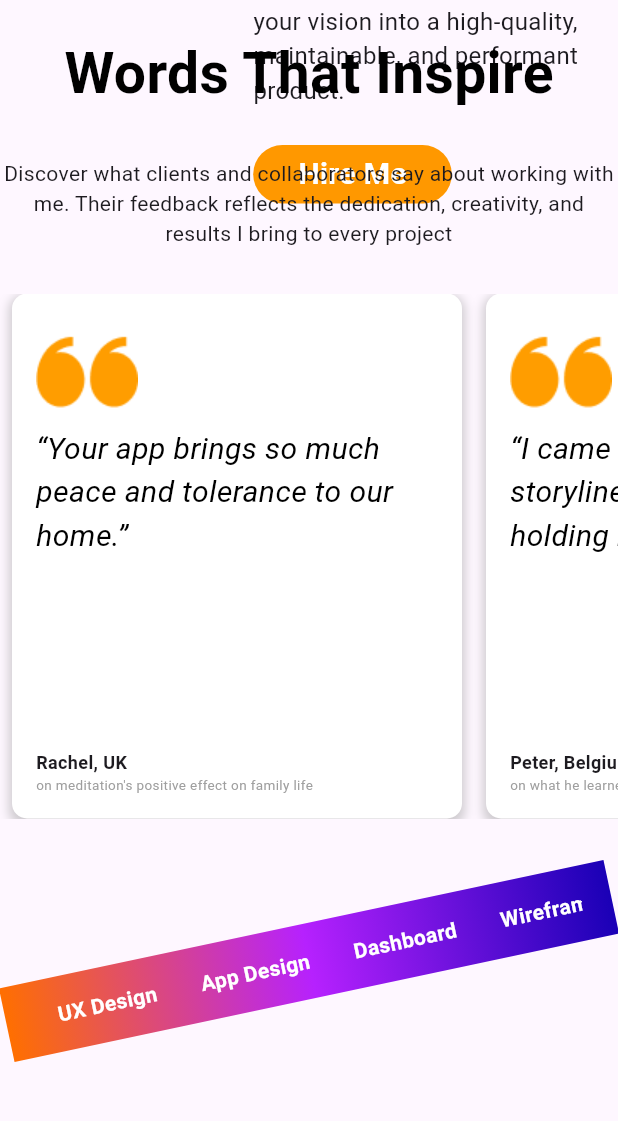
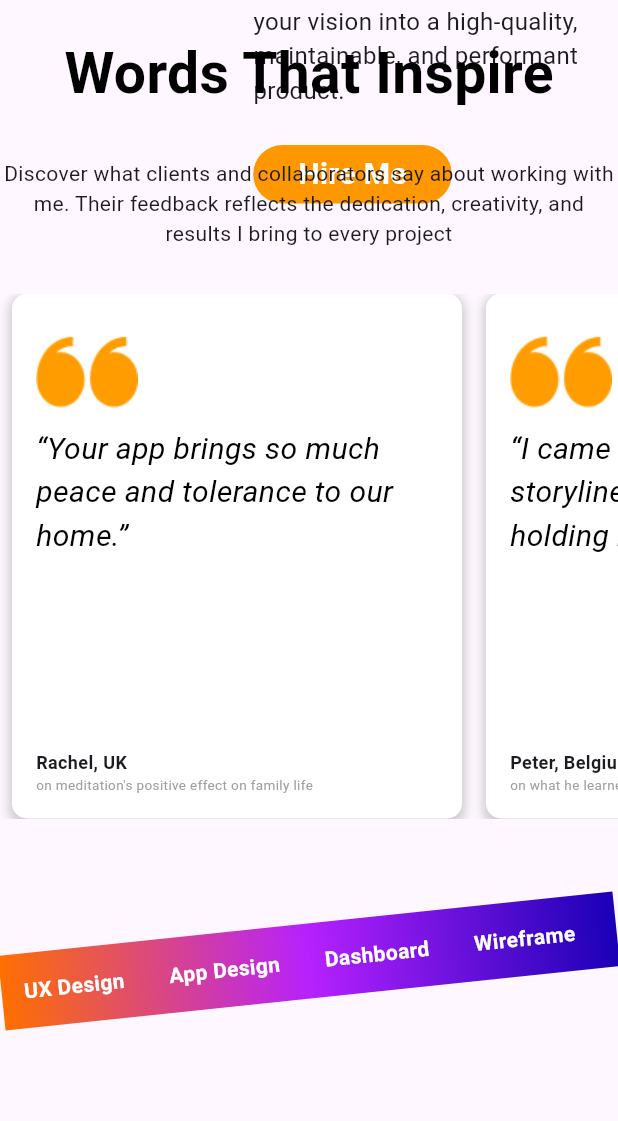
Before and after one commit to Sonykhan1121/THT-PortFolio, a Flutter app: the screen it shows after launch, scrolled down 2880 dp, on a phone screen of 412 x 824 dp, the part 95-1216 px from its top. Run offline on Flutter 3.47's test engine with Material 3 defaults, Android fonts, the phone set to English and light mode, and no system bars; our stand-ins replace dots_indicator, fluttertoast.

Commit message:
Version 1

```diff
--- a/lib/angle_text.dart
+++ b/lib/angle_text.dart
@@ -18,7 +18,7 @@ class AngleText extends StatelessWidget {
     return Container(
 
       height: 50,
-      padding: EdgeInsets.symmetric(horizontal: 20),
+
       decoration: BoxDecoration(
         gradient: LinearGradient(colors: [Color(0xFFFF6F00), Color(0xFFB621FE), Color(0xFF1A00B6)],
           begin: Alignment.centerLeft,
--- a/lib/homepage.dart
+++ b/lib/homepage.dart
@@ -4,6 +4,7 @@ import 'package:flutter/material.dart';
 import 'package:fluttertoast/fluttertoast.dart';
 import 'package:portfolio/angle_text.dart';
 import 'package:portfolio/dashboardGrid.dart';
+import 'package:portfolio/lets_talk.dart';
 import 'package:portfolio/portfolio_carousel.dart';
 import 'package:portfolio/testimonial.dart';
 import 'package:portfolio/testimonial_cards.dart';
@@ -11,10 +12,10 @@ import 'package:portfolio/who_am_i.dart';
 import 'package:portfolio/dashboarditem.dart';
 import 'package:portfolio/why_hire_me.dart';
 
+import 'footer.dart';
 
 class Homepage extends StatefulWidget {
-
-   Homepage({super.key});
+  Homepage({super.key});
 
   @override
   State<Homepage> createState() => _HomepageState();
@@ -22,33 +23,44 @@ class Homepage extends StatefulWidget {
 
 class _HomepageState extends State<Homepage> {
   final List<DashBoardItem> items = [
-    DashBoardItem(title: "Smart Home Automation Panel", imageUrl: "assets/smart_panel.png"),
-    DashBoardItem(title: "Intelligent Lighting Control", imageUrl: "assets/lighting_control.png"),
-    DashBoardItem(title: "Advanced Security Dashboard", imageUrl: "assets/advance_security.png"),
-    DashBoardItem(title: "Energy Consumption Tracker", imageUrl: "assets/energy_tracker.png"),
-    DashBoardItem(title: "Climate Regulation System", imageUrl: "assets/climate.png"),
-    DashBoardItem(title: "Multi-Room Audio Controller", imageUrl: "assets/audio_controller.png"),
+    DashBoardItem(
+        title: "Smart Home Automation Panel",
+        imageUrl: "assets/smart_panel.png"),
+    DashBoardItem(
+        title: "Intelligent Lighting Control",
+        imageUrl: "assets/lighting_control.png"),
+    DashBoardItem(
+        title: "Advanced Security Dashboard",
+        imageUrl: "assets/advance_security.png"),
+    DashBoardItem(
+        title: "Energy Consumption Tracker",
+        imageUrl: "assets/energy_tracker.png"),
+    DashBoardItem(
+        title: "Climate Regulation System", imageUrl: "assets/climate.png"),
+    DashBoardItem(
+        title: "Multi-Room Audio Controller",
+        imageUrl: "assets/audio_controller.png"),
   ];
   final List<Testimonial> testimonials = [
     Testimonial(
         quote: "Your app brings so much peace and tolerance to our home.",
         author: "Rachel, UK",
         location: "on meditation's positive effect on family life",
-        context: "Context of the testimonial if needed"
-    ),
+        context: "Context of the testimonial if needed"),
     Testimonial(
-        quote: "I came to learn that the storyline in my head was holding me back.",
+        quote:
+            "I came to learn that the storyline in my head was holding me back.",
         author: "Peter, Belgium",
         location: "on what he learned when sitting with himself",
-        context: "Context of the testimonial if needed"
-    ),
+        context: "Context of the testimonial if needed"),
     Testimonial(
-        quote: "Headspace provides me with a connection to myself, and a disconnection from negative thoughts, feelings, and sensations.",
+        quote:
+            "Headspace provides me with a connection to myself, and a disconnection from negative thoughts, feelings, and sensations.",
         author: "Keri, UK",
         location: "on finding her happy place",
-        context: "Context of the testimonial if needed"
-    ),
+        context: "Context of the testimonial if needed"),
   ];
+
   @override
   Widget build(BuildContext context) {
     return Scaffold(
@@ -229,35 +241,86 @@ class _HomepageState extends State<Homepage> {
             ),
             SizedBox(height: 30),
             WhoAmI(),
-
-            textWithColor_Size(fweight: 700, name: "See my latest projects", c1: Colors.black,fSize: 38,),
-            SizedBox(height:30,),
+            textWithColor_Size(
+              fweight: 700,
+              name: "See my latest projects",
+              c1: Colors.black,
+              fSize: 38,
+            ),
+            SizedBox(
+              height: 30,
+            ),
             Dashboardgrid(items: items),
             Container(
-
-                padding: EdgeInsets.symmetric(horizontal: 20,vertical: 5),
+                padding: EdgeInsets.symmetric(horizontal: 20, vertical: 5),
                 decoration: BoxDecoration(
                   borderRadius: BorderRadius.circular(20),
                   color: Colors.orange,
                 ),
-                child: textWithColor_Size(fweight: 700, name: "See More Projects", c1: Colors.white,)),
-            SizedBox(height: 70,),
-            textWithColor_Size(fweight: 700, name: "Why Hire Me?", c1: Colors.black, fSize: 38,),
-            SizedBox(height: 30,),
+                child: textWithColor_Size(
+                  fweight: 700,
+                  name: "See More Projects",
+                  c1: Colors.white,
+                )),
+            SizedBox(
+              height: 70,
+            ),
+            textWithColor_Size(
+              fweight: 700,
+              name: "Why Hire Me?",
+              c1: Colors.black,
+              fSize: 38,
+            ),
+            SizedBox(
+              height: 30,
+            ),
             WhyHireMe(),
-            SizedBox(height: 70,),
-            textWithColor_Size(fweight: 700, name: "Words That Inspire", c1:Colors.black,fSize: 38,),
-            SizedBox(height: 30,),
-            Text("Discover what clients and collaborators say about working with me. Their feedback reflects the dedication, creativity, and results I bring to every project",
-            textAlign: TextAlign.center,
+            SizedBox(
+              height: 70,
+            ),
+            textWithColor_Size(
+              fweight: 700,
+              name: "Words That Inspire",
+              c1: Colors.black,
+              fSize: 38,
+            ),
+            SizedBox(
+              height: 30,
+            ),
+            Text(
+              "Discover what clients and collaborators say about working with me. Their feedback reflects the dedication, creativity, and results I bring to every project",
+              textAlign: TextAlign.center,
+            ),
+            SizedBox(
+              height: 30,
+            ),
+            TestimonialCards(testimonials: testimonials),
+            SizedBox(
+              height: 70,
+            ),
+            Transform.rotate(angle: -pi / 30, child: AngleText()),
+            SizedBox(
+              height: 100,
+            ),
+            SizedBox(height: 70),
+            textWithColor_Size(
+              fweight: 700,
+              name: "Have any idea’s? let’s talk",
+              c1: Colors.black,
+              fSize: 38,
+            ),
+            SizedBox(height: 15,),
+            textWithColor_Size(
+              fweight: 400,
+              name: "Enter your email to start the conversation",
+              c1: Colors.black,
+              fSize: 16,
             ),
             SizedBox(height: 30,),
-            TestimonialCards(testimonials: testimonials),
-            SizedBox(height: 70,),
-            Transform.rotate(angle: -pi/15,child:AngleText()),
+            LetsTalk(),
             SizedBox(height: 100,),
-
-
+            Footer(),
+            SizedBox(height:50),
 
           ]),
         ));
```
Also changed, not shown: lib/footer.dart (added, +131 -0 lines), lib/lets_talk.dart (added, +57 -0 lines).
